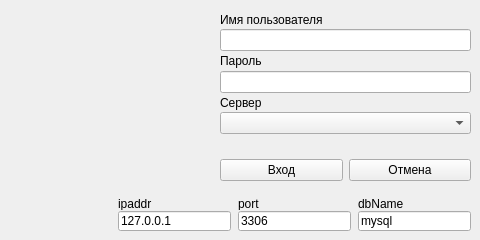
solderercb/snap_crm, file loginwindow.ui: the form before one commit.
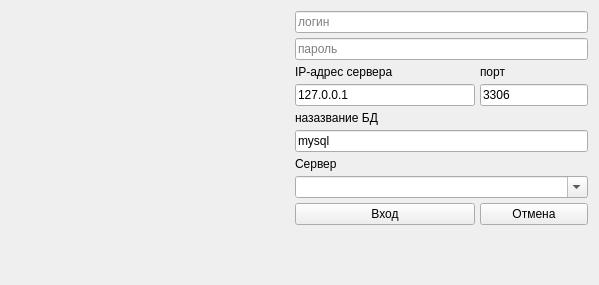
The form after the commit.

Commit message: Изменил компоновку элементов в окне логина

What changed in the file:
```diff
--- a/loginwindow.ui
+++ b/loginwindow.ui
@@ -6,166 +6,262 @@
    <rect>
     <x>0</x>
     <y>0</y>
-    <width>480</width>
-    <height>240</height>
+    <width>599</width>
+    <height>285</height>
    </rect>
   </property>
+  <property name="sizePolicy">
+   <sizepolicy hsizetype="Fixed" vsizetype="Fixed">
+    <horstretch>0</horstretch>
+    <verstretch>0</verstretch>
+   </sizepolicy>
+  </property>
   <property name="windowTitle">
    <string>SNAP CRM :: Авторизация</string>
   </property>
-  <widget class="QWidget" name="verticalLayoutWidget_2">
-   <property name="geometry">
-    <rect>
-     <x>220</x>
-     <y>10</y>
-     <width>251</width>
-     <height>171</height>
-    </rect>
-   </property>
-   <layout class="QVBoxLayout" name="verticalLayout_2" stretch="80,20">
-    <item>
-     <layout class="QVBoxLayout" name="verticalLayout">
+  <layout class="QGridLayout" name="gridLayout_2">
+   <item row="0" column="0">
+    <layout class="QGridLayout" name="gridLayout" columnstretch="2,1,0" columnminimumwidth="210,180,30">
+     <property name="sizeConstraint">
+      <enum>QLayout::SetFixedSize</enum>
+     </property>
       <property name="spacing">
+      <number>5</number>
+     </property>
+     <item row="0" column="0" rowspan="10">
+      <widget class="QGraphicsView" name="graphicsLogo">
+       <property name="enabled">
+        <bool>false</bool>
+       </property>
+       <property name="sizePolicy">
+        <sizepolicy hsizetype="Preferred" vsizetype="Preferred">
+         <horstretch>0</horstretch>
+         <verstretch>0</verstretch>
+        </sizepolicy>
+       </property>
+       <property name="frameShape">
+        <enum>QFrame::NoFrame</enum>
+       </property>
+       <property name="frameShadow">
+        <enum>QFrame::Plain</enum>
+       </property>
+       <property name="lineWidth">
        <number>0</number>
       </property>
-      <item>
-       <widget class="QLabel" name="labelUsername">
-        <property name="text">
-         <string>Имя пользователя</string>
-        </property>
-       </widget>
-      </item>
-      <item>
-       <widget class="QLineEdit" name="editLogin"/>
-      </item>
-      <item>
-       <widget class="QLabel" name="labelPassword">
-        <property name="text">
-         <string>Пароль</string>
-        </property>
-       </widget>
-      </item>
-      <item>
-       <widget class="QLineEdit" name="editPassword"/>
-      </item>
-      <item>
-       <widget class="QLabel" name="labelServer">
-        <property name="text">
-         <string>Сервер</string>
+      </widget>
+     </item>
+     <item row="0" column="1" colspan="2">
+      <widget class="QLineEdit" name="editLogin">
+       <property name="sizePolicy">
+        <sizepolicy hsizetype="Minimum" vsizetype="Fixed">
+         <horstretch>0</horstretch>
+         <verstretch>0</verstretch>
+        </sizepolicy>
+       </property>
+       <property name="placeholderText">
+        <string>логин</string>
         </property>
        </widget>
       </item>
-      <item>
-       <widget class="QComboBox" name="comboboxServer"/>
-      </item>
-      <item>
-       <widget class="QLabel" name="labelStatus">
-        <property name="text">
-         <string/>
-        </property>
-       </widget>
-      </item>
-     </layout>
-    </item>
-    <item>
-     <layout class="QHBoxLayout" name="horizontalLayout">
-      <item>
-       <widget class="QPushButton" name="btnLogin">
+     <item row="1" column="1" colspan="2">
+      <widget class="QLineEdit" name="editPassword">
+       <property name="sizePolicy">
+        <sizepolicy hsizetype="Minimum" vsizetype="Fixed">
+         <horstretch>0</horstretch>
+         <verstretch>0</verstretch>
+        </sizepolicy>
+       </property>
+       <property name="echoMode">
+        <enum>QLineEdit::Password</enum>
+       </property>
+       <property name="placeholderText">
+        <string>пароль</string>
+       </property>
+      </widget>
+     </item>
+     <item row="2" column="1">
+      <widget class="QLabel" name="labelIPAddr">
+       <property name="sizePolicy">
+        <sizepolicy hsizetype="Minimum" vsizetype="Preferred">
+         <horstretch>0</horstretch>
+         <verstretch>0</verstretch>
+        </sizepolicy>
+       </property>
         <property name="text">
-         <string>Вход</string>
+        <string>IP-адрес сервера</string>
         </property>
        </widget>
       </item>
-      <item>
-       <widget class="QPushButton" name="btnCancel">
+     <item row="2" column="2">
+      <widget class="QLabel" name="labelPort">
+       <property name="sizePolicy">
+        <sizepolicy hsizetype="Minimum" vsizetype="Preferred">
+         <horstretch>0</horstretch>
+         <verstretch>0</verstretch>
+        </sizepolicy>
+       </property>
         <property name="text">
-         <string>Отмена</string>
+        <string>порт</string>
         </property>
        </widget>
       </item>
-     </layout>
-    </item>
-   </layout>
-  </widget>
+     <item row="3" column="1">
   <widget class="QLineEdit" name="editIPaddr">
-   <property name="geometry">
-    <rect>
-     <x>118</x>
-     <y>211</y>
-     <width>113</width>
-     <height>20</height>
-    </rect>
+       <property name="sizePolicy">
+        <sizepolicy hsizetype="Minimum" vsizetype="Fixed">
+         <horstretch>0</horstretch>
+         <verstretch>0</verstretch>
+        </sizepolicy>
    </property>
    <property name="text">
     <string>127.0.0.1</string>
    </property>
-  </widget>
+       <property name="placeholderText">
+        <string>IP-адрес</string>
+       </property>
+      </widget>
+     </item>
+     <item row="3" column="2">
   <widget class="QLineEdit" name="editPort">
-   <property name="geometry">
-    <rect>
-     <x>238</x>
-     <y>211</y>
-     <width>113</width>
-     <height>20</height>
-    </rect>
+       <property name="sizePolicy">
+        <sizepolicy hsizetype="Minimum" vsizetype="Fixed">
+         <horstretch>0</horstretch>
+         <verstretch>0</verstretch>
+        </sizepolicy>
    </property>
    <property name="text">
     <string>3306</string>
    </property>
-  </widget>
+       <property name="placeholderText">
+        <string>порт</string>
+       </property>
+      </widget>
+     </item>
+     <item row="4" column="1" colspan="2">
+      <widget class="QLabel" name="labelDBName">
+       <property name="sizePolicy">
+        <sizepolicy hsizetype="Minimum" vsizetype="Preferred">
+         <horstretch>0</horstretch>
+         <verstretch>0</verstretch>
+        </sizepolicy>
+       </property>
+       <property name="text">
+        <string>назазвание БД</string>
+       </property>
+      </widget>
+     </item>
+     <item row="5" column="1" colspan="2">
   <widget class="QLineEdit" name="editDBName">
-   <property name="geometry">
-    <rect>
-     <x>358</x>
-     <y>211</y>
-     <width>113</width>
-     <height>20</height>
-    </rect>
+       <property name="sizePolicy">
+        <sizepolicy hsizetype="Minimum" vsizetype="Fixed">
+         <horstretch>0</horstretch>
+         <verstretch>0</verstretch>
+        </sizepolicy>
    </property>
    <property name="text">
     <string>mysql</string>
    </property>
-  </widget>
-  <widget class="QLabel" name="label">
-   <property name="geometry">
-    <rect>
-     <x>118</x>
-     <y>197</y>
-     <width>47</width>
-     <height>13</height>
-    </rect>
+       <property name="placeholderText">
+        <string>назазвание БД</string>
+       </property>
+      </widget>
+     </item>
+     <item row="6" column="1">
+      <widget class="QLabel" name="labelPreset">
+       <property name="sizePolicy">
+        <sizepolicy hsizetype="Minimum" vsizetype="Preferred">
+         <horstretch>0</horstretch>
+         <verstretch>0</verstretch>
+        </sizepolicy>
    </property>
    <property name="text">
-    <string>ipaddr</string>
-   </property>
-  </widget>
-  <widget class="QLabel" name="label_2">
-   <property name="geometry">
-    <rect>
-     <x>238</x>
-     <y>197</y>
-     <width>47</width>
-     <height>13</height>
-    </rect>
-   </property>
+        <string>Сервер</string>
+       </property>
+      </widget>
+     </item>
+     <item row="7" column="1" colspan="2">
+      <widget class="QComboBox" name="comboboxPreset">
+       <property name="sizePolicy">
+        <sizepolicy hsizetype="Minimum" vsizetype="Fixed">
+         <horstretch>0</horstretch>
+         <verstretch>0</verstretch>
+        </sizepolicy>
+       </property>
+       <property name="editable">
+        <bool>true</bool>
+       </property>
+       <property name="placeholderText">
+        <string>введите или выберите конфигурацию</string>
+       </property>
+      </widget>
+     </item>
+     <item row="8" column="1">
+      <widget class="QPushButton" name="btnLogin">
+       <property name="sizePolicy">
+        <sizepolicy hsizetype="Minimum" vsizetype="Fixed">
+         <horstretch>0</horstretch>
+         <verstretch>0</verstretch>
+        </sizepolicy>
+       </property>
    <property name="text">
-    <string>port</string>
-   </property>
-  </widget>
-  <widget class="QLabel" name="label_3">
-   <property name="geometry">
-    <rect>
-     <x>358</x>
-     <y>197</y>
-     <width>47</width>
-     <height>13</height>
-    </rect>
+        <string>Вход</string>
+       </property>
+      </widget>
+     </item>
+     <item row="8" column="2">
+      <widget class="QPushButton" name="btnCancel">
+       <property name="sizePolicy">
+        <sizepolicy hsizetype="Minimum" vsizetype="Fixed">
+         <horstretch>0</horstretch>
+         <verstretch>0</verstretch>
+        </sizepolicy>
    </property>
    <property name="text">
-    <string>dbName</string>
-   </property>
-  </widget>
- </widget>
+        <string>Отмена</string>
+       </property>
+      </widget>
+     </item>
+     <item row="9" column="0" colspan="3">
+      <spacer name="verticalSpacer">
+       <property name="orientation">
+        <enum>Qt::Vertical</enum>
+       </property>
+       <property name="sizeHint" stdset="0">
+        <size>
+         <width>20</width>
+         <height>40</height>
+        </size>
+       </property>
+      </spacer>
+     </item>
+     <item row="10" column="0" rowspan="2" colspan="3">
+      <widget class="QLabel" name="labelStatus">
+       <property name="sizePolicy">
+        <sizepolicy hsizetype="Minimum" vsizetype="Preferred">
+         <horstretch>0</horstretch>
+         <verstretch>0</verstretch>
+        </sizepolicy>
+       </property>
+       <property name="text">
+        <string/>
+       </property>
+      </widget>
+     </item>
+    </layout>
+   </item>
+  </layout>
+ </widget>
+ <tabstops>
+  <tabstop>editLogin</tabstop>
+  <tabstop>editPassword</tabstop>
+  <tabstop>editIPaddr</tabstop>
+  <tabstop>editPort</tabstop>
+  <tabstop>editDBName</tabstop>
+  <tabstop>comboboxPreset</tabstop>
+  <tabstop>btnLogin</tabstop>
+  <tabstop>btnCancel</tabstop>
+  <tabstop>graphicsLogo</tabstop>
+ </tabstops>
  <resources/>
  <connections/>
  <slots>
```
Lines whose indentation alone changed are shown as unchanged. The commit also changes 1 other file.
